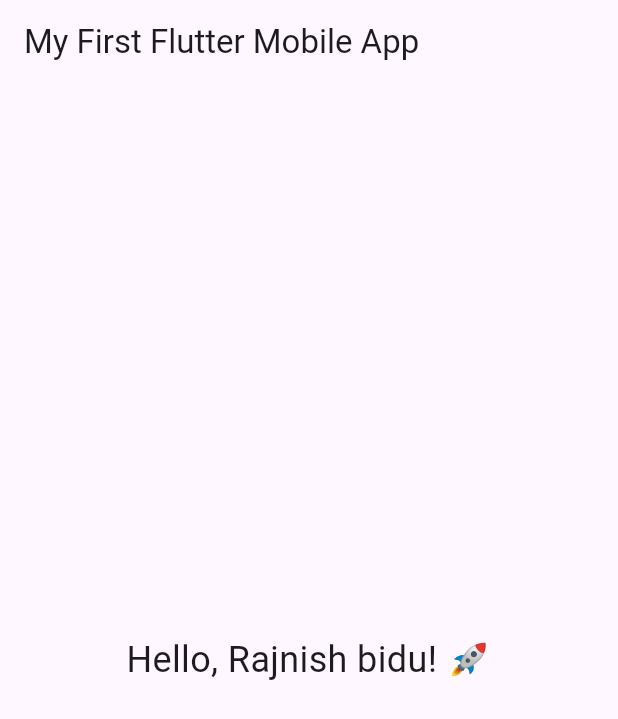
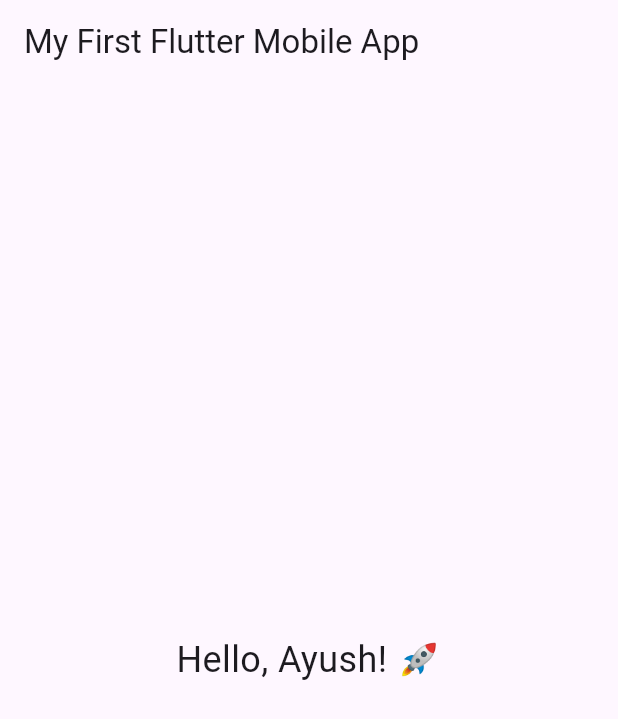
Before and after one commit to ayush9454/Flutter-App-Dev, a Flutter app: the screen it shows after launch, on a phone screen of 412 x 824 dp. Shown: the top 719 px of the screen. Run offline on Flutter 3.47's test engine with Material 3 defaults, Android fonts, the phone set to English and light mode, and no system bars.

Commit message:
10th March

```diff
--- a/lib/main.dart
+++ b/lib/main.dart
@@ -14,7 +14,7 @@ class MyApp extends StatelessWidget {
         ),
         body: Center(
           child: Text(
-            'Hello, Rajnish bidu! 🚀',
+            'Hello, Ayush! 🚀',
             style: TextStyle(fontSize: 24),
           ),
         ),
```
